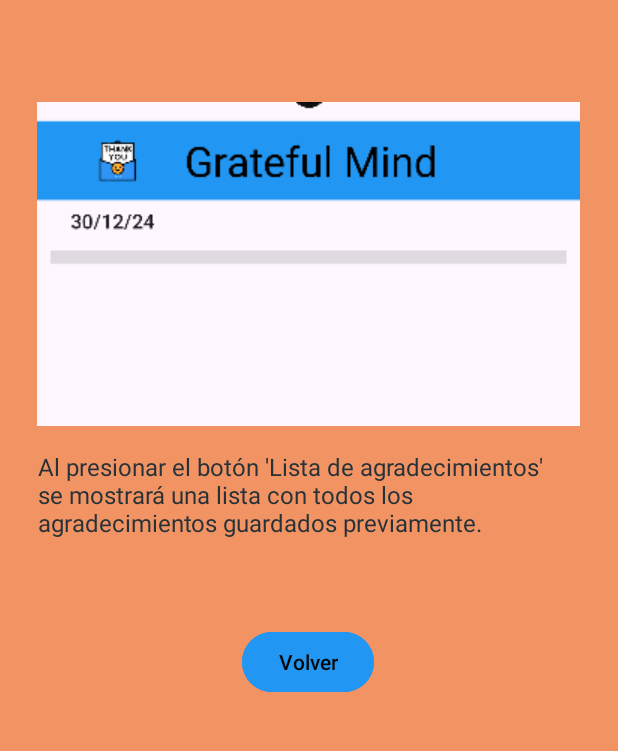
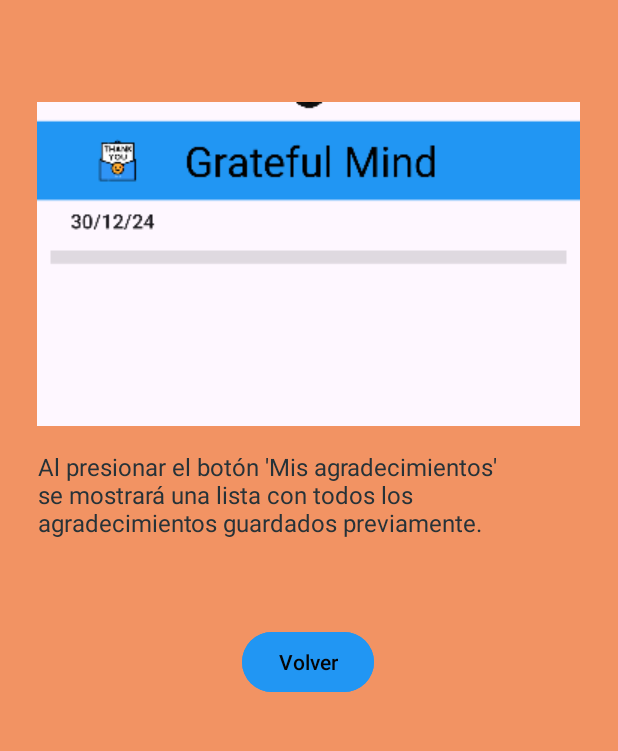
Before and after one commit to almuLR/GratefulMind, an Android app: the HelpActivity2 screen opened directly, with no data from a screen before it, on a phone screen of 412 x 824 dp, the part 96-847 px from its top. Run offline under Robolectric (Android 15) with nearby library versions, the phone set to English and light mode, and no system bars.

Commit message:
Nombre de un boiton

```diff
--- a/app/src/main/res/values/strings.xml
+++ b/app/src/main/res/values/strings.xml
@@ -35,7 +35,7 @@
     <string name="por_qu">Por qué:</string>
     <string name="volver_">Volver</string>
     <string name="todooo">TODO</string>
-    <string name="al_presionar_el_bot_n_lista_de_agradecimientos_se_mostrar_una_lista_con_todos_los_agradecimientos_guardados_previamente">Al presionar el botón \'Lista de agradecimientos\' se mostrará una lista con todos los agradecimientos guardados previamente.</string>
+    <string name="al_presionar_el_bot_n_lista_de_agradecimientos_se_mostrar_una_lista_con_todos_los_agradecimientos_guardados_previamente">Al presionar el botón \'Mis agradecimientos\' se mostrará una lista con todos los agradecimientos guardados previamente.</string>
     <string name="o">TODO</string>
     <string name="siguiente">Siguiente</string>
     <string name="en_la_pantalla_de_agradecer_puedes_a_adir_la_fecha_del_d_a_en_el_que_quieres_a_adir_los_agradecimientos_hay_distintos_campos_que_puedes_rellenar_como_3_cosas_con_las_que_te_has_sentido_agradecido_o_que_has_aprendido_ese_d_a_tienes_las_opciones_de_presionar_la_flecha_de_abajo_a_la_izquierda_para_volver_a_la_pantalla_principal_o_pulsar_a_la_cruz_blanca_sobre_circulo_azul_para_guardar_el_agradecimiento">En la pantalla de \'Agradecer\' puedes añadir la fecha del día en el que quieres añadir los agradecimientos. Hay distintos campos que puedes rellenar, como 3 cosas con las que te has sentido agradecido o que has aprendido ese día. Tienes las opciones de presionar la flecha de abajo a la izquierda para volver a la pantalla principal o pulsar a la cruz blanca sobre circulo azul para guardar el agradecimiento.</string>
```
